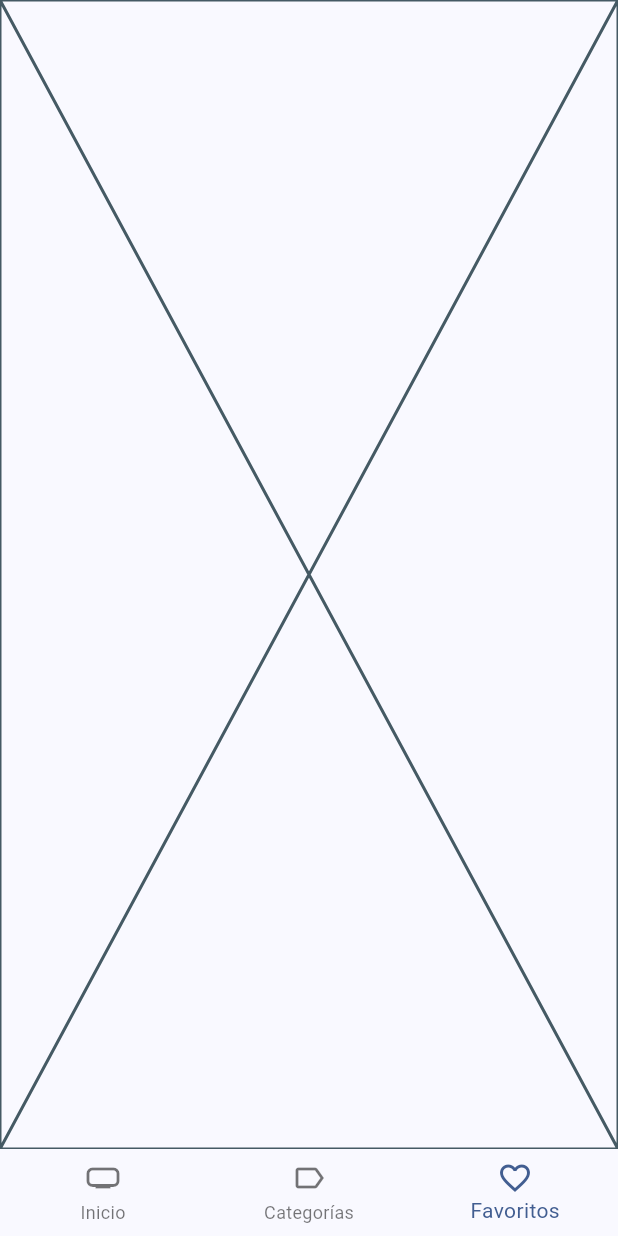
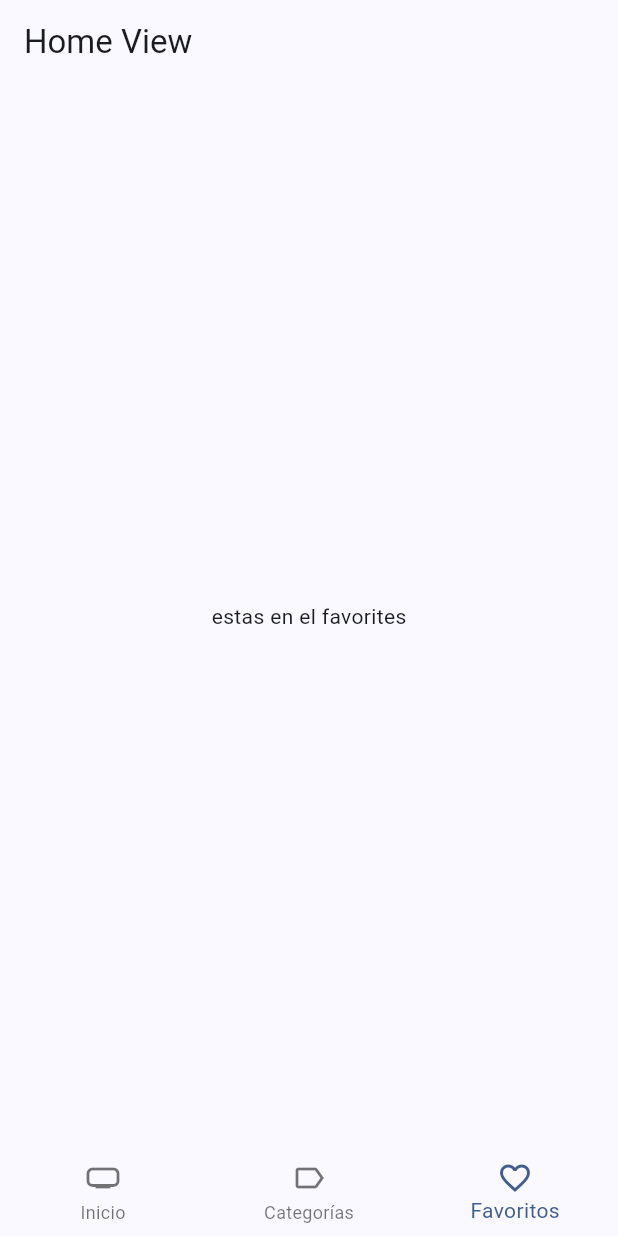
Before and after one commit to pragmant6/cinemapedia_app, a Flutter app: the screen it shows after launch, item 3 of the bottom bar chosen, on a phone screen of 412 x 824 dp. Run offline on Flutter 3.47's test engine with Material 3 defaults, Android fonts, the phone set to English and light mode, and no system bars; our stand-ins replace animate_do, card_swiper, dio, flutter_dotenv, flutter_riverpod, go_router; network calls fail.

Commit message:
se arreglo tabs

```diff
--- a/lib/config/router/app_router.dart
+++ b/lib/config/router/app_router.dart
@@ -1,29 +1,10 @@
 import 'package:cinemapedia_app/presentation/screens/screens.dart';
-import 'package:cinemapedia_app/presentation/views/home_views/favorites_view.dart';
-import 'package:cinemapedia_app/presentation/views/home_views/home_view.dart';
+import 'package:cinemapedia_app/presentation/views/views.dart';
 import 'package:go_router/go_router.dart';
 
 final appRouter = GoRouter(
   initialLocation: '/',
   routes: [
-    //* rutas padre e hijo
-    // GoRoute(
-    //   path: '/',
-    //   name: HomeScreen.name,
-    //   builder: (context, state) => HomeScreen(childView: FavoritesView()),
-    //   routes: [
-    //     GoRoute(
-    //       path: 'movie/:id',
-    //       name: MovieScreen.name,
-    //       builder: (context, state) {
-    //         final movieId =
-    //             state.pathParameters['id'] ??
-    //             'no-id'; // ✅ Usar pathParameters en lugar de params
-    //         return MovieScreen(movieId: movieId);
-    //       },
-    //     ),
-    //   ],
-    // ),
     ShellRoute(
       builder: (context, state, child) {
         return HomeScreen(childView: child);
@@ -39,21 +20,45 @@ final appRouter = GoRouter(
               path: 'movie/:id',
               name: MovieScreen.name,
               builder: (context, state) {
-                final movieId =
-                    state.pathParameters['id'] ??
-                    'no-id'; // ✅ Usar pathParameters en lugar de params
+                final movieId = state.pathParameters['id'] ?? 'no-id';
+
                 return MovieScreen(movieId: movieId);
               },
             ),
           ],
         ),
+
         GoRoute(
           path: '/favorites',
           builder: (context, state) {
             return const FavoritesView();
           },
         ),
+        GoRoute(
+          path: '/categories',
+          builder: (context, state) {
+            return const CategoriesView();
+          },
+        ),
       ],
     ),
+
+    // Rutas padre/hijo
+    // GoRoute(
+    //   path: '/',
+    //   name: HomeScreen.name,
+    //   builder: (context, state) => const HomeScreen( childView: HomeView(), ),
+    //   routes: [
+    //      GoRoute(
+    //       path: 'movie/:id',
+    //       name: MovieScreen.name,
+    //       builder: (context, state) {
+    //         final movieId = state.params['id'] ?? 'no-id';
+
+    //         return MovieScreen( movieId: movieId );
+    //       },
+    //     ),
+    //   ]
+    // ),
   ],
 );
--- a/lib/presentation/delegates/search_movie_delegate.dart
+++ b/lib/presentation/delegates/search_movie_delegate.dart
@@ -123,7 +123,7 @@ class _MovieItem extends StatelessWidget {
   Widget build(BuildContext context) {
     final textStyle = Theme.of(context).textTheme;
     final size = MediaQuery.of(context).size;
-    // TODO: implement build
+
     return GestureDetector(
       onTap: () {
         onMovieSelected(context, movie);
--- a/lib/presentation/screens/movies/home_screen.dart
+++ b/lib/presentation/screens/movies/home_screen.dart
@@ -11,7 +11,7 @@ class HomeScreen extends StatelessWidget {
   Widget build(BuildContext context) {
     return Scaffold(
       body: childView,
-      bottomNavigationBar: CustomBottomNavigationBar(),
+      bottomNavigationBar: const CustomBottomNavigation(),
     ); // Rendering la vista principal
   }
 }
--- a/lib/presentation/views/home_views/favorites_view.dart
+++ b/lib/presentation/views/home_views/favorites_view.dart
@@ -5,6 +5,10 @@ class FavoritesView extends StatelessWidget {
 
   @override
   Widget build(BuildContext context) {
-    return const Placeholder();
+    return Scaffold(
+      appBar: AppBar(title: Text('Home View')),
+
+      body: Center(child: Text('estas en el favorites')),
+    );
   }
 }
--- a/lib/presentation/views/views.dart
+++ b/lib/presentation/views/views.dart
@@ -1,2 +1,3 @@
 export 'home_views/favorites_view.dart';
 export 'home_views/home_view.dart';
+export 'home_views/categories_view.dart';
--- a/lib/presentation/widgets/shared/custom_bottom_navigation_bar.dart
+++ b/lib/presentation/widgets/shared/custom_bottom_navigation_bar.dart
@@ -1,8 +1,8 @@
 import 'package:flutter/material.dart';
 import 'package:go_router/go_router.dart';
 
-class CustomBottomNavigationBar extends StatelessWidget {
-  const CustomBottomNavigationBar({super.key});
+class CustomBottomNavigation extends StatelessWidget {
+  const CustomBottomNavigation({super.key});
 
   int getCurrentIndex(BuildContext context) {
     final String location = GoRouterState.of(context).matchedLocation;
@@ -13,6 +13,7 @@ class CustomBottomNavigationBar extends StatelessWidget {
 
       case '/categories':
         return 1;
+
       case '/favorites':
         return 2;
 
@@ -27,12 +28,11 @@ class CustomBottomNavigationBar extends StatelessWidget {
         context.go('/');
         break;
       case 1:
-        context.go('/');
+        context.go('/categories');
         break;
       case 2:
         context.go('/favorites');
         break;
-      default:
     }
   }
 
```
Also changed, not shown: lib/presentation/views/home_views/categories_view.dart (added, +14 -0 lines).
